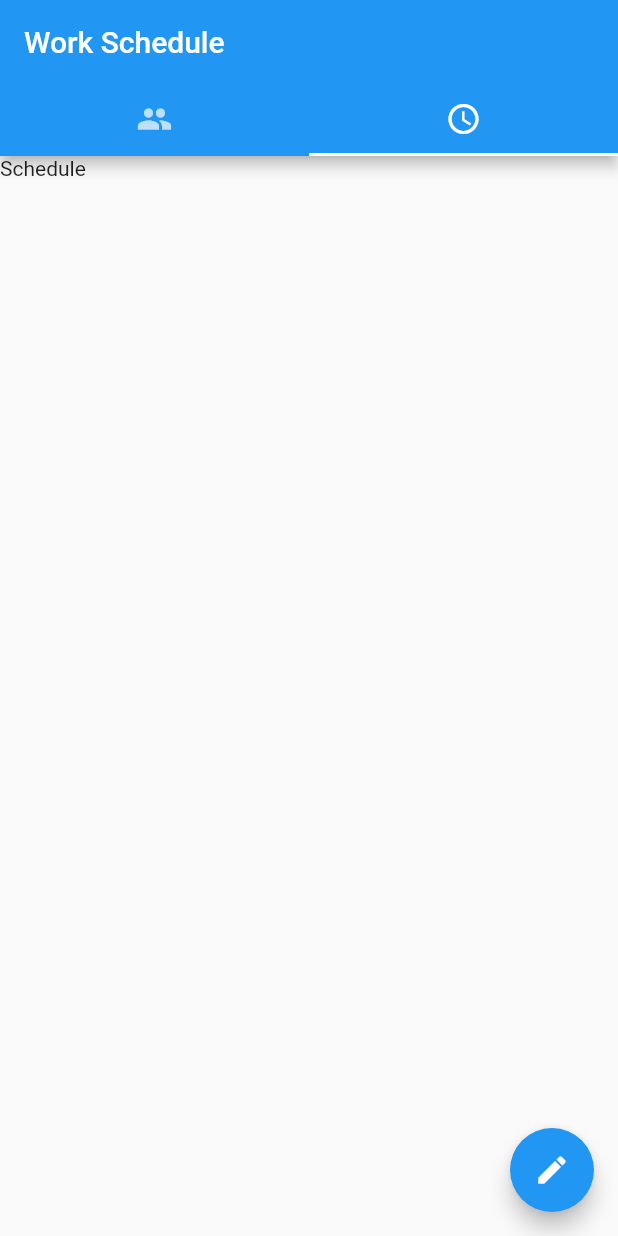
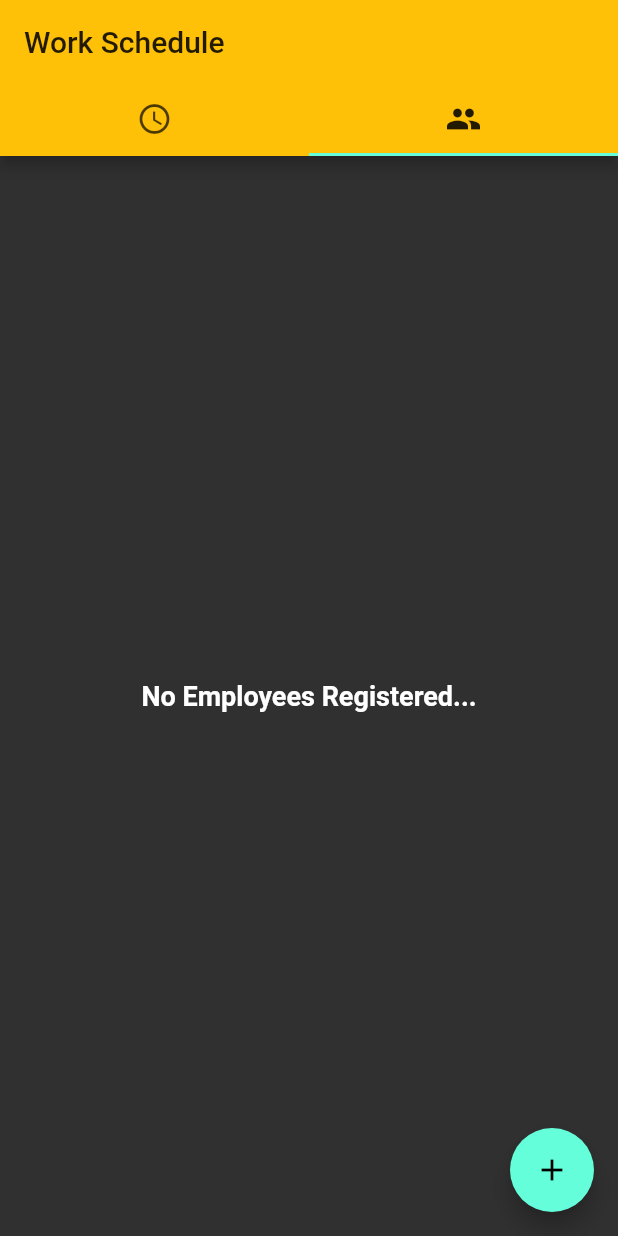
Before and after one commit to Francesco99975/WorkSchedule, a Flutter app: the screen it shows after launch, tab 2 chosen, on a phone screen of 412 x 824 dp. Run offline on Flutter 3.47's test engine with Material 2 defaults, Android fonts, the phone set to English and light mode, and no system bars; our stand-ins replace sqflite; missing offline and left inert: time_machine, timetable; accounts and stored records are empty.

Commit message:
schedule page initialized

```diff
--- a/lib/db/database_provider.dart
+++ b/lib/db/database_provider.dart
@@ -4,10 +4,10 @@ import 'package:path/path.dart';
 import '../models/employee.dart';
 
 class DatabaseProvider {
-  static final String TABLE_EMPLOYEES = "employees";
-  static final String COLUMN_ID = "id";
-  static final String COLUMN_FIRST_NAME = "first_name";
-  static final String COLUMN_LAST_NAME = "last_name";
+  static const String TABLE_EMPLOYEES = "employees";
+  static const String COLUMN_ID = "id";
+  static const String COLUMN_FIRST_NAME = "first_name";
+  static const String COLUMN_LAST_NAME = "last_name";
 
   DatabaseProvider._();
   static final DatabaseProvider db = DatabaseProvider._();
--- a/lib/main.dart
+++ b/lib/main.dart
@@ -1,10 +1,15 @@
 import 'package:flutter/material.dart';
+import 'package:flutter/services.dart';
+import 'package:time_machine/time_machine.dart';
+import './widgets/ScheduleWeekView.dart';
 import './db/database_provider.dart';
 import './widgets/AddEmployee.dart';
 import './widgets/EmployeeList.dart';
 import './models/employee.dart';
 
-main(List<String> args) {
+void main(List<String> args) async {
+  WidgetsFlutterBinding.ensureInitialized();
+  await TimeMachine.initialize({'rootBundle': rootBundle});
   runApp(WorkScheduleApp());
 }
 
@@ -12,8 +17,14 @@ class WorkScheduleApp extends StatelessWidget {
   @override
   Widget build(BuildContext context) {
     return MaterialApp(
-      home: Home(),
-    );
+        home: Home(),
+        theme: ThemeData(
+          brightness: Brightness.dark,
+          primaryColor: Colors.amber,
+          snackBarTheme: SnackBarThemeData(
+            behavior: SnackBarBehavior.floating,
+          ),
+        ));
   }
 }
 
@@ -85,10 +96,10 @@ class _HomeState extends State<Home> with SingleTickerProviderStateMixin {
             controller: _tabController,
             tabs: <Widget>[
               Tab(
-                icon: Icon(Icons.people),
+                icon: Icon(Icons.schedule),
               ),
               Tab(
-                icon: Icon(Icons.schedule),
+                icon: Icon(Icons.people),
               )
             ],
           ),
@@ -97,6 +108,7 @@ class _HomeState extends State<Home> with SingleTickerProviderStateMixin {
           child: TabBarView(
             controller: _tabController,
             children: <Widget>[
+              ScheduleWeekView(),
               _employees.length > 0
                   ? EmployeeList(_employees, _removeEmployee)
                   : Center(
@@ -106,7 +118,6 @@ class _HomeState extends State<Home> with SingleTickerProviderStateMixin {
                             fontWeight: FontWeight.bold, fontSize: 18),
                       ),
                     ),
-              Text("Schedule")
             ],
           ),
         ),
@@ -118,12 +129,12 @@ class _HomeState extends State<Home> with SingleTickerProviderStateMixin {
   Widget _bottomButton(Function fn, BuildContext context) {
     return _tabController.index == 0
         ? FloatingActionButton(
+            onPressed: () {},
+            child: Icon(Icons.edit),
+          )
+        : FloatingActionButton(
             onPressed: () => fn(context),
             child: Icon(Icons.add),
-          )
-        : FloatingActionButton(
-            onPressed: () {},
-            child: Icon(Icons.edit),
           );
   }
 }
```
Also changed, not shown: lib/widgets/ScheduleWeekView.dart (added, +51 -0 lines), pubspec.yaml (+5 -3 lines), pubspec.lock, 1 other file.
